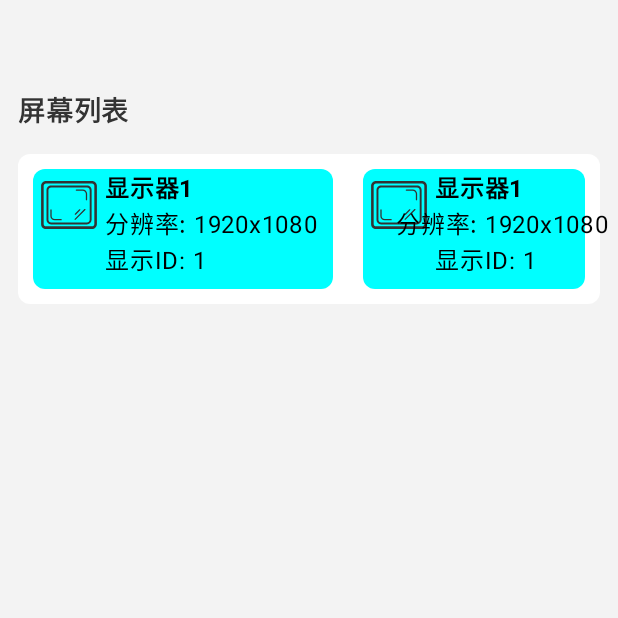
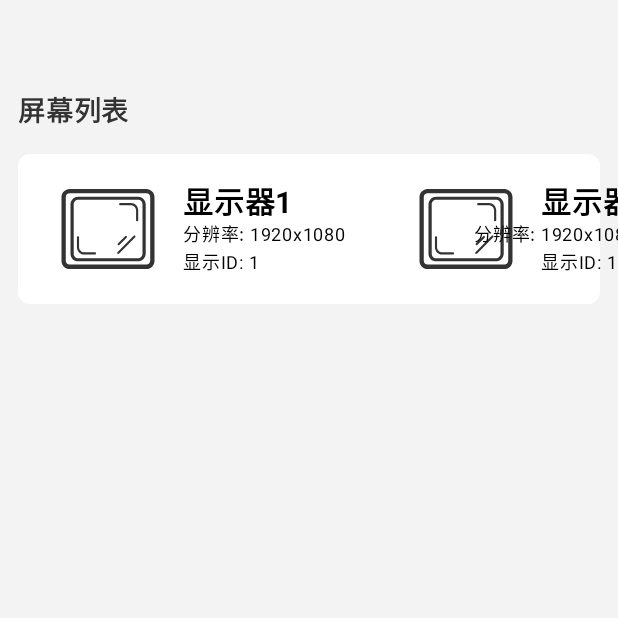
Before and after one commit to zb2947244682/SecondScreen2, an Android app built with Jetpack Compose: the screen it shows after launch (MainActivity), on a phone screen of 412 x 824 dp, the top half of it. Run offline under Robolectric (Android 15) with nearby library versions, the phone set to English and light mode, and no system bars; our stand-ins replace constraintlayout-compose.

Commit message:
慢慢来

```diff
--- a/app/src/main/java/com/simplelife/ss/MainActivity.kt
+++ b/app/src/main/java/com/simplelife/ss/MainActivity.kt
@@ -69,25 +69,25 @@ fun Content() {
                     )
 
             ) {
-                CustomItem(
+                ScreenItem(
                     name = "显示器1",
                     resolution = "1920x1080",
                     displayId = 1,
                     icon = painterResource(id = R.drawable.ic_screen)
                 )
-                CustomItem(
+                ScreenItem(
                     name = "显示器1",
                     resolution = "1920x1080",
                     displayId = 1,
                     icon = painterResource(id = R.drawable.ic_screen)
                 )
-                CustomItem(
+                ScreenItem(
                     name = "显示器1",
                     resolution = "1920x1080",
                     displayId = 1,
                     icon = painterResource(id = R.drawable.ic_screen)
                 )
-                CustomItem(
+                ScreenItem(
                     name = "显示器1",
                     resolution = "1920x1080",
                     displayId = 1,
@@ -108,52 +108,48 @@ fun DefaultPreview() {
 }
 
 @Composable
-fun CustomItem(name: String, resolution: String, displayId: Int, icon: Painter) {
+fun ScreenItem(name: String, resolution: String, displayId: Int, icon: Painter) {
     ConstraintLayout(
         modifier = Modifier
             .height(100.dp)
             .wrapContentWidth()
             .padding(10.dp)
             .background(
-                color = Color.Cyan, shape = RoundedCornerShape(8.dp)
+                color = Color.White, shape = RoundedCornerShape(8.dp)
             )
     ) {
         val (image1, text1, text2, text3) = createRefs()
 
-        Image(
-            painter = icon, contentDescription = null, // 无需提供描述
+        Image(painter = icon, contentDescription = null, // 无需提供描述
             modifier = Modifier
-                .size(48.dp)
+                .size(100.dp)
                 .constrainAs(image1) {
                     top.linkTo(parent.top)
                     start.linkTo(parent.start)
-                }
-        )
+                })
 
         Text(
             text = name,
             fontWeight = FontWeight.Bold,
-            modifier = Modifier
-                .constrainAs(text1) {
+            fontSize = 20.sp,
+            modifier = Modifier.constrainAs(text1) {
                 start.linkTo(image1.end)
-                    top.linkTo(image1.top)
-                }
-        )
+                top.linkTo(image1.top, margin = 6.dp)
+            })
 
         Text(text = "分辨率: $resolution",
-            modifier = Modifier
-                .constrainAs(text2) {
+            fontSize = 12.sp, modifier = Modifier.constrainAs(text2) {
                 start.linkTo(image1.end)
                 top.linkTo(text1.bottom)
+                bottom.linkTo(text3.top)
                 end.linkTo(parent.end, margin = 10.dp)
             })
 
         Text(text = "显示ID: $displayId",
-            modifier = Modifier
-                .constrainAs(text3) {
+            fontSize = 12.sp, modifier = Modifier.constrainAs(text3) {
 
                 start.linkTo(image1.end)
-                    top.linkTo(text2.bottom)
+                bottom.linkTo(parent.bottom, margin = 6.dp)
             })
     }
 }
```
Lines whose indentation alone changed are shown as unchanged.
